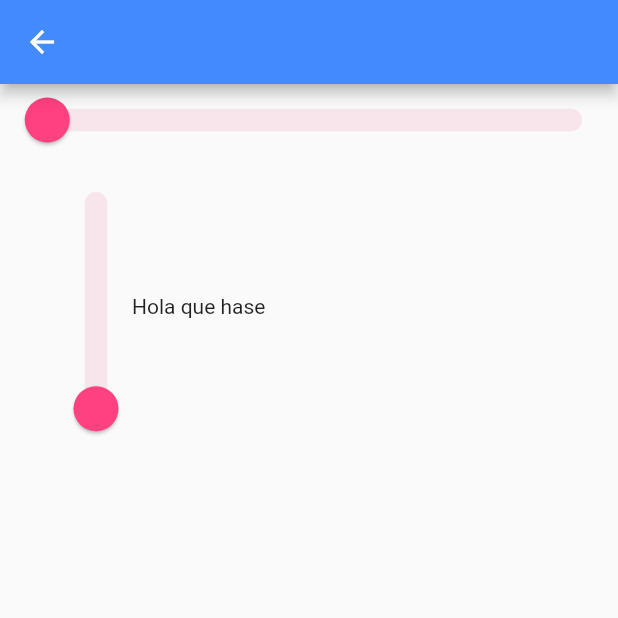
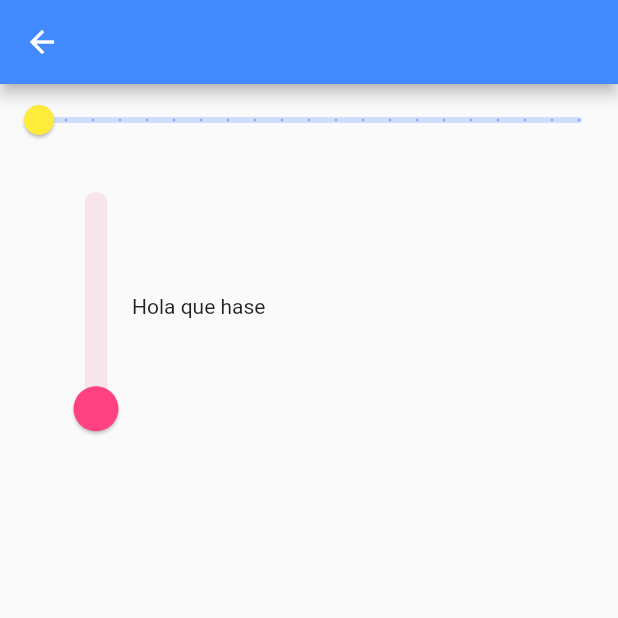
Before and after one commit to AlanCasasArevalo/Inputs-Flutter, a Flutter app: the SliderPage screen opened by its route, on a phone screen of 412 x 824 dp, the top half of it. Run offline on Flutter 3.47's test engine with Material 2 defaults, Android fonts, the phone set to English and light mode, and no system bars; our stand-ins replace device_preview.

Commit message:
Customizacion de segundo slider

```diff
--- a/lib/pages/slider_page.dart
+++ b/lib/pages/slider_page.dart
@@ -20,7 +20,14 @@ class _SliderPageState extends State<SliderPage> {
           height: double.infinity,
           child: Column(
             children: [
-              Slider(
+              // Para customizar el slider hay que usar un SliderTheme para que se pueda customizar de manera unica
+              SliderTheme(
+                data: SliderThemeData(
+                  trackHeight: 4
+                ),
+                child: Slider(
+                  // Cambia el color del boton del slider
+                thumbColor: Colors.yellow,
                   label: '$_value2',
                   value: _value2,
                   min: 0,
@@ -31,6 +38,7 @@ class _SliderPageState extends State<SliderPage> {
                       _value2 = valueChanged.floorToDouble();
                     });
                   },
+                ),
               ),
               Row(
                 children: [
```
Lines whose indentation alone changed are shown as unchanged.
